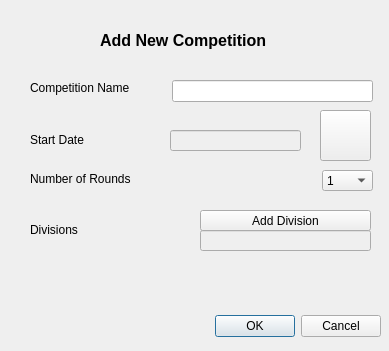
Old version of the form addcompdiag.ui in the repository stefanmarjanovic/Comp.
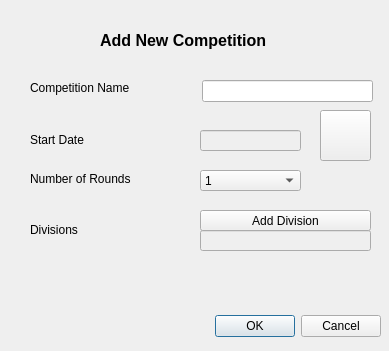
New version of the form. Icons and pictures are not drawn.

The edit to the form file:
```diff
--- a/addcompdiag.ui
+++ b/addcompdiag.ui
@@ -65,9 +65,9 @@
   <widget class="QLineEdit" name="compName">
    <property name="geometry">
     <rect>
-     <x>172</x>
+     <x>202</x>
      <y>80</y>
-     <width>201</width>
+     <width>171</width>
      <height>22</height>
     </rect>
    </property>
@@ -81,9 +81,9 @@
    </property>
    <property name="geometry">
     <rect>
-     <x>170</x>
+     <x>200</x>
      <y>130</y>
-     <width>131</width>
+     <width>101</width>
      <height>21</height>
     </rect>
    </property>
@@ -136,9 +136,9 @@
   <widget class="QComboBox" name="roundSelector">
    <property name="geometry">
     <rect>
-     <x>322</x>
+     <x>200</x>
      <y>170</y>
-     <width>51</width>
+     <width>101</width>
      <height>21</height>
     </rect>
    </property>
```
